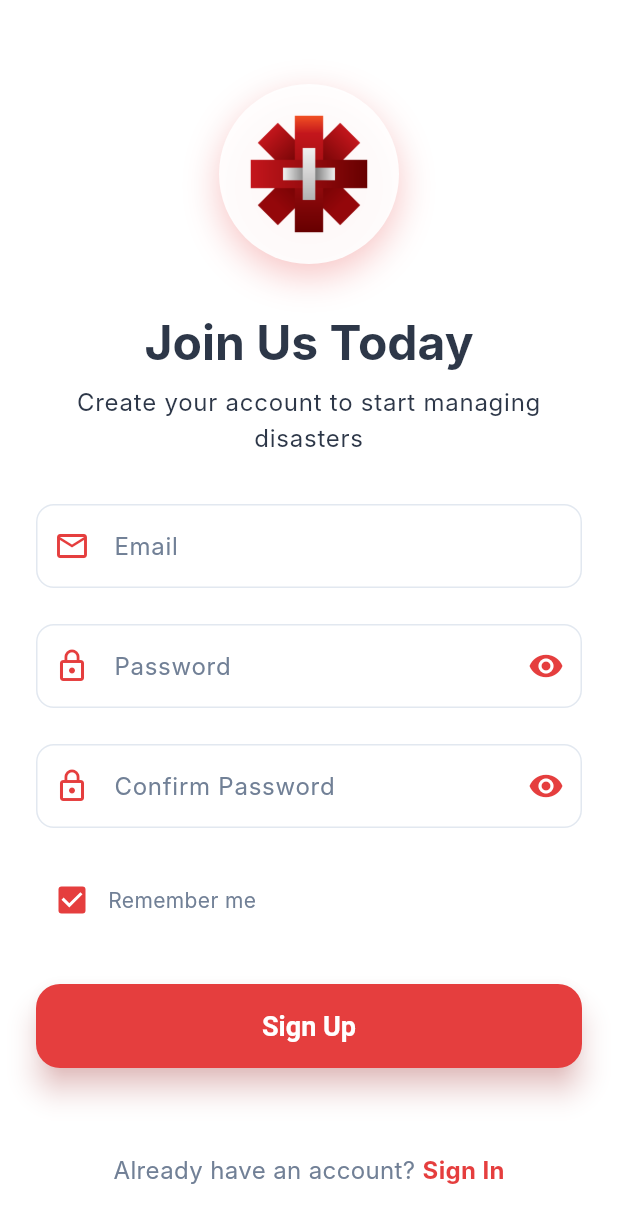
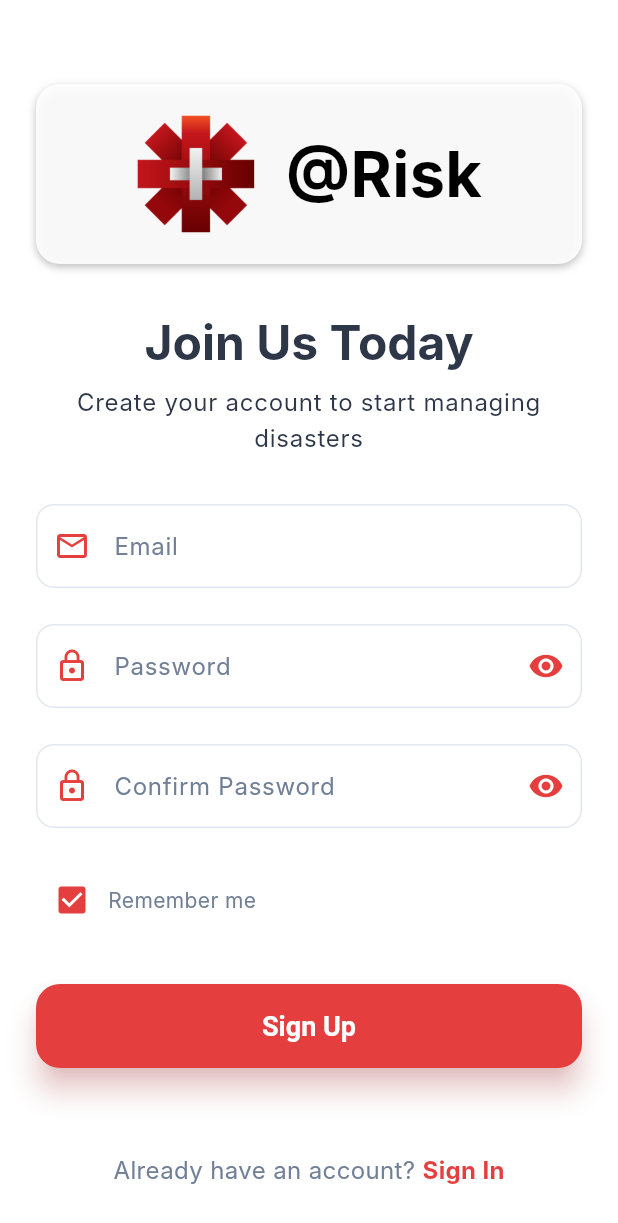
Before and after one commit to DilukM/disaster_flutter, a Flutter app: the screen it shows after launch, after a tap on "Sign In", after a tap on "Sign Up", on a phone screen of 412 x 824 dp. Shown: the top 1223 px of the screen. Run offline on Flutter 3.47's test engine with Material 3 defaults, Android fonts, the phone set to English and light mode, and no system bars; drawn by our look-alikes of toastification; our stand-ins replace cloud_firestore, firebase_auth, firebase_core, flutter_map, latlong2, location and 1 more; missing offline and left inert: flutter_map_location_marker; accounts and stored records are empty; Roboto replaces fonts that are missing (Inter).

Commit message:
chore: Update version to 0.1.6 in pubspec.yaml and clean up code formatting across multiple files

```diff
--- a/lib/screens/auth/signin.dart
+++ b/lib/screens/auth/signin.dart
@@ -115,7 +115,6 @@ class _SignInPageState extends State<SignInPage> with TickerProviderStateMixin {
         height: MediaQuery.of(context).size.height,
         child: Stack(
           children: [
-
             // Main content
             AnimatedBuilder(
               animation: _animationController,
@@ -142,14 +141,26 @@ class _SignInPageState extends State<SignInPage> with TickerProviderStateMixin {
                           return Transform.scale(
                             scale: _logoAnimation.value,
                             child: Container(
-                              width: 120,
                               height: 120,
                               decoration: AppTheme.logoContainerDecoration,
-                              child: ClipOval(
-                                child: Image.asset(
-                                  AppTheme.logoPath,
-                                  fit: BoxFit.cover,
-                                ),
+
+                              child: Row(
+                                mainAxisAlignment: MainAxisAlignment.center,
+                                children: [
+                                  Image.asset(
+                                    AppTheme.logoPath,
+                                    fit: BoxFit.cover,
+                                  ),
+                                  Text(
+                                    AppTheme.appName,
+                                    style: TextStyle(
+                                      fontSize: 42,
+                                      fontWeight: FontWeight.bold,
+                                      color: Colors.black,
+                                    ),
+                                  ),
+                                  SizedBox(width: 20),
+                                ],
                               ),
                             ),
                           );
--- a/lib/screens/auth/signup.dart
+++ b/lib/screens/auth/signup.dart
@@ -132,14 +132,26 @@ class _SignUpPageState extends State<SignUpPage> with TickerProviderStateMixin {
                           return Transform.scale(
                             scale: _logoAnimation.value,
                             child: Container(
-                              width: 120,
                               height: 120,
                               decoration: AppTheme.logoContainerDecoration,
-                              child: ClipOval(
-                                child: Image.asset(
-                                  AppTheme.logoPath,
-                                  fit: BoxFit.cover,
-                                ),
+
+                              child: Row(
+                                mainAxisAlignment: MainAxisAlignment.center,
+                                children: [
+                                  Image.asset(
+                                    AppTheme.logoPath,
+                                    fit: BoxFit.cover,
+                                  ),
+                                  Text(
+                                    AppTheme.appName,
+                                    style: TextStyle(
+                                      fontSize: 42,
+                                      fontWeight: FontWeight.bold,
+                                      color: Colors.black,
+                                    ),
+                                  ),
+                                  SizedBox(width: 20),
+                                ],
                               ),
                             ),
                           );
--- a/lib/theme/app_theme.dart
+++ b/lib/theme/app_theme.dart
@@ -281,12 +281,12 @@ class AppTheme {
   // Logo container decoration
   static BoxDecoration get logoContainerDecoration => BoxDecoration(
     color: Colors.white.withValues(alpha: 0.9),
-    shape: BoxShape.circle,
+    borderRadius: BorderRadiusGeometry.circular(16),
     boxShadow: [
       BoxShadow(
-        color: primaryColor.withValues(alpha: 0.3),
-        blurRadius: 20,
-        offset: const Offset(0, 8),
+        color: Colors.black26,
+        blurRadius: 4,
+        offset: const Offset(0, 2),
       ),
     ],
   );
--- a/pubspec.yaml
+++ b/pubspec.yaml
@@ -1,7 +1,7 @@
 name: desaster
 description: "A new Flutter project."
 publish_to: "none"
-version: 0.1.5
+version: 0.1.6
 
 environment:
   sdk: ^3.8.1
```
Also changed, not shown: lib/screens/auth_wrapper.dart (+2 -7 lines), lib/main.dart (line endings or trailing spaces), lib/services/auth_service.dart (line endings or trailing spaces).
